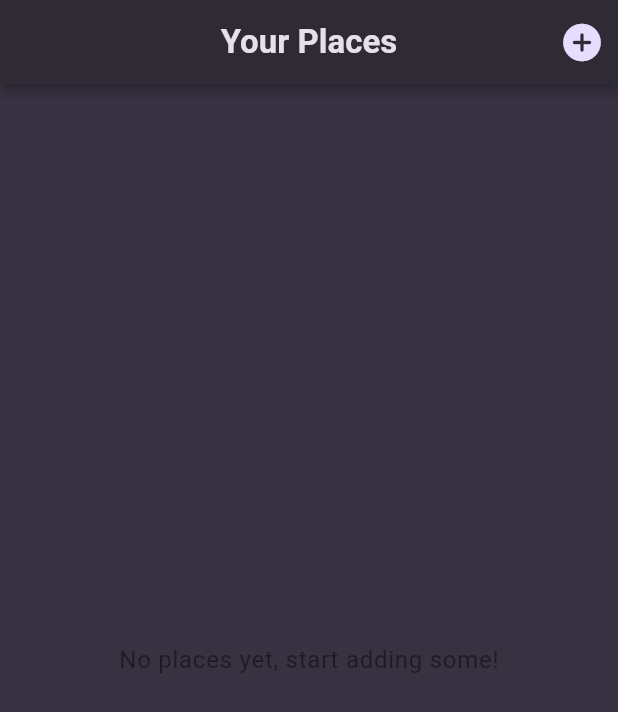
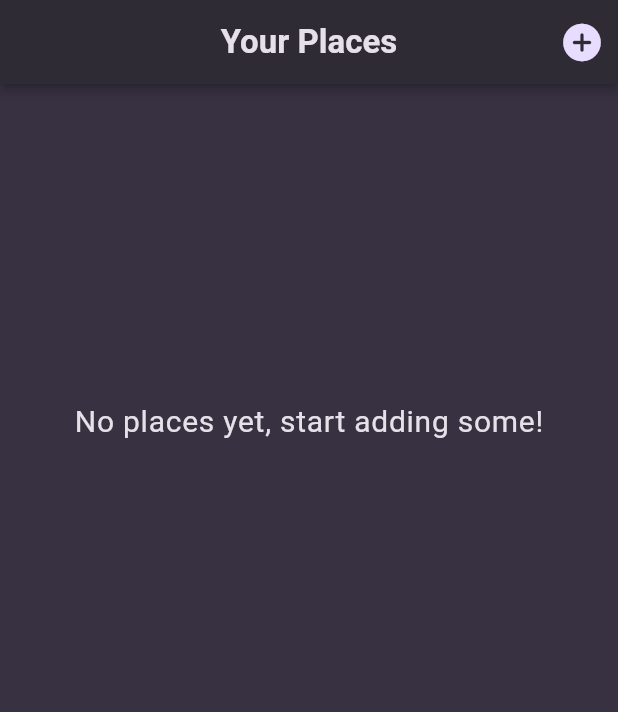
Before and after one commit to Nevelin-W/favorite_places_app, a Flutter app: the screen it shows after launch, on a phone screen of 412 x 824 dp. Shown: the top 712 px of the screen. Run offline on Flutter 3.47's test engine with Material 3 defaults, Android fonts, the phone set to English and light mode, and no system bars; our stand-ins replace flutter_riverpod, google_fonts.

```diff
--- a/favorite_places_app/lib/widgets/places_list.dart
+++ b/favorite_places_app/lib/widgets/places_list.dart
@@ -10,12 +10,13 @@ class PlacesList extends StatelessWidget {
   Widget build(BuildContext context) {
     if (places.isEmpty) {
       return Center(
+        heightFactor: 15,
         child: Text(
           'No places yet, start adding some!',
-          style: Theme.of(context)
-              .textTheme
-              .bodyLarge!
-              .copyWith(fontWeight: FontWeight.w400),
+          style: Theme.of(context).textTheme.bodyLarge!.copyWith(
+              fontWeight: FontWeight.w400,
+              fontSize: 20,
+              color: Theme.of(context).colorScheme.onSurface),
         ),
       );
     }
```
Also changed, not shown: favorite_places_app/lib/screen/place_details.dart (+22 -0 lines), favorite_places_app/lib/widgets/place_item.dart (+7 -1 lines).
